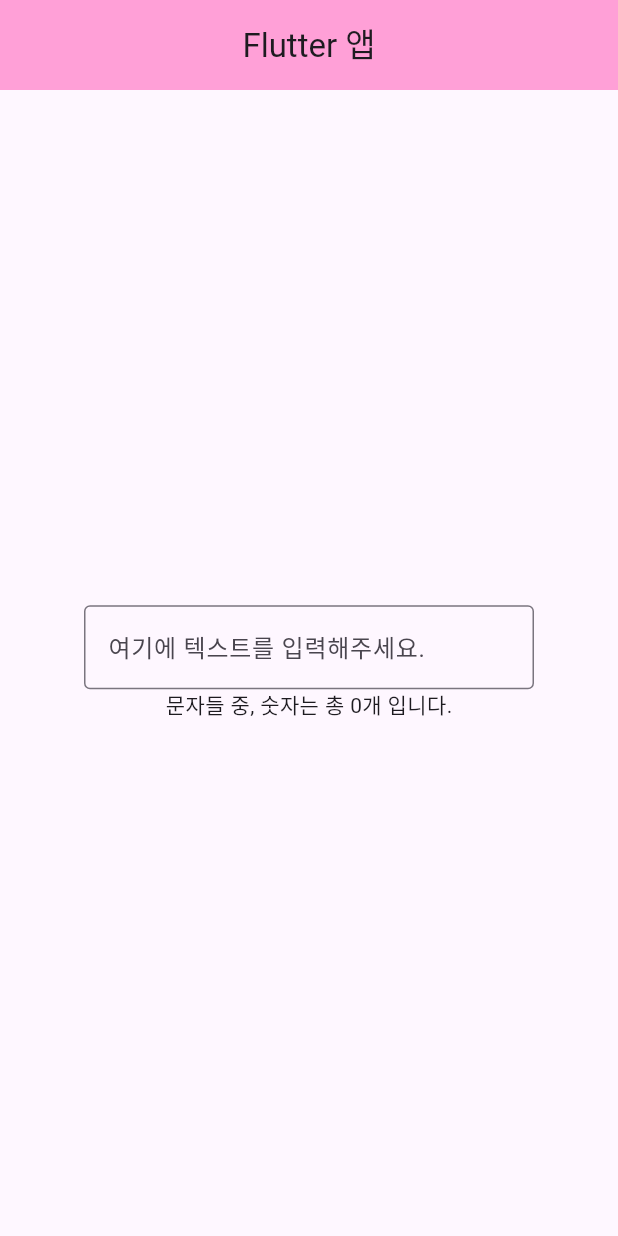
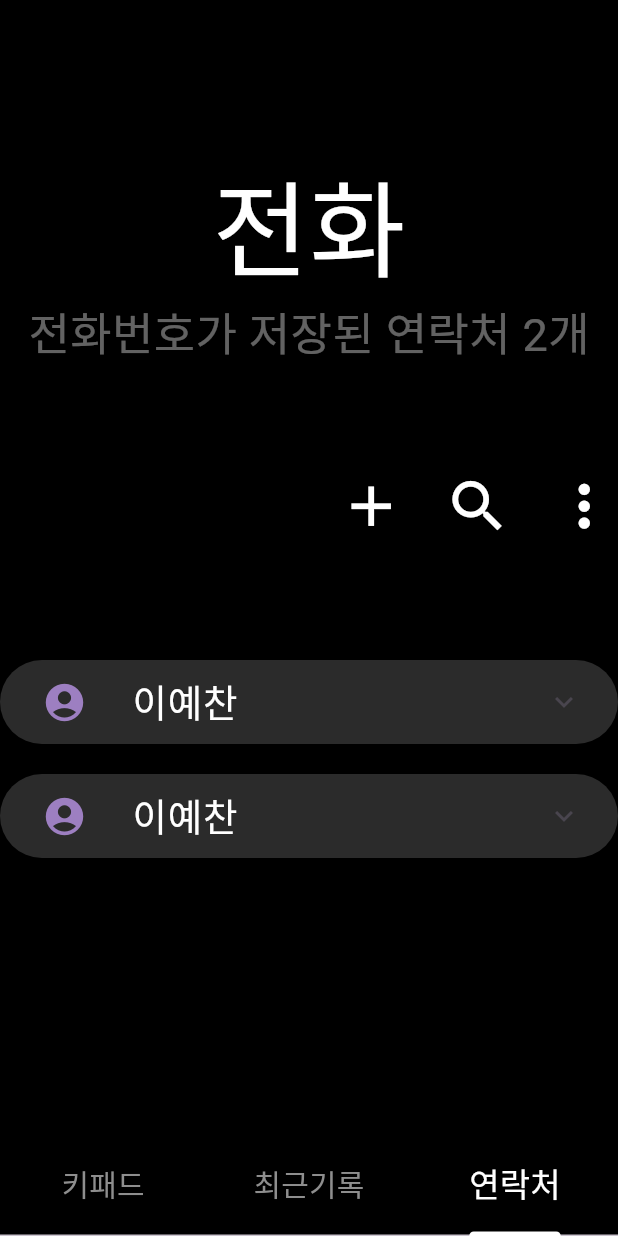
Before and after one commit to kimhouyoung/Flutter-Project, a Flutter app: the screen it shows after launch, on a phone screen of 412 x 824 dp. Run offline on Flutter 3.47's test engine with Material 3 defaults, Android fonts, the phone set to English and light mode, and no system bars; missing offline and left inert: assignment2; statements that could not run were skipped.

Commit message:
assignment2
toggle기능 만들기

```diff
--- /dev/null
+++ b/lib/button/toggle_button.dart
@@ -0,0 +1,81 @@
+import 'package:assignment2/icons/info.dart';
+import 'package:assignment2/icons/video.dart';
+import 'package:assignment2/icons/chat.dart';
+import 'package:assignment2/icons/tell.dart';
+import 'package:flutter/material.dart';
+
+typedef OnInitCallback = void Function(ExpansionTileController);
+typedef OnUpdateCallback = void Function(ExpansionTileController);
+class TogButton extends StatelessWidget {
+  final OnInitCallback _onInit;
+  final ExpansionTileController _controller = ExpansionTileController();
+  final OnUpdateCallback _onUpdate;
+
+   TogButton({
+    super.key,
+    required OnInitCallback onInit,
+    required OnUpdateCallback onUpdate
+  }) :
+      this._onInit = onInit,
+      this._onUpdate = onUpdate;
+
+  @override
+  Widget build(BuildContext context) {
+    this._onInit(this._controller);
+    return SizedBox(
+      width: 440,
+      child: Padding(
+        padding: EdgeInsets.symmetric(vertical: 10),
+        child: ExpansionTile(
+          controller: _controller,
+          backgroundColor: Color.fromARGB(255, 43, 43, 43),
+          childrenPadding: EdgeInsets.all(20),
+          collapsedBackgroundColor: Color.fromARGB(255, 43, 43, 43),
+          collapsedShape: RoundedRectangleBorder(
+            borderRadius: BorderRadius.circular(100),
+          ),
+          onExpansionChanged: (isExpand) {
+            if(isExpand) {
+              this._onUpdate(this._controller);
+            }
+          },
+          shape: RoundedRectangleBorder(
+            borderRadius: BorderRadius.circular(40),
+          ),
+          title: SingleChildScrollView(
+            child: Row(
+              children: [
+                SizedBox(width: 12),
+                Icon(
+                  Icons.account_circle_sharp,
+                  size: 30,
+                  color: Color.fromARGB(255, 157, 127, 193),
+                ),
+                SizedBox(width: 30),
+                Text(
+                    '이예찬', style: TextStyle(color: Colors.white, fontSize: 25)),
+              ],
+            ),
+          ),
+          children: [
+            Row(
+              children: [
+                Padding(padding: EdgeInsets.symmetric(horizontal: 15)),
+                Text(
+                  '전화번호 1661-4523',
+                  style: TextStyle(color: Colors.white, fontSize: 20),
+                ),
+              ],
+            ),
+            SizedBox(height: 20),
+            Row(
+              mainAxisAlignment: MainAxisAlignment.center,
+              spacing: 20,
+              children: [tell(), chat(), video(), info()],
+            ),
+          ],
+        ),
+      ),
+    );
+  }
+}
--- a/lib/main.dart
+++ b/lib/main.dart
@@ -1,103 +1,73 @@
+import 'package:assignment2/recent.dart';
+import 'package:assignment2/telephone.dart';
+import 'package:assignment2/telephone.dart';
 import 'package:flutter/material.dart';
+
+import 'telephone.dart';
 
 void main() {
   runApp(const MyApp());
+  WidgetsFlutterBinding.ensureInitialized();
 }
 
 class MyApp extends StatelessWidget {
   const MyApp({super.key});
-
   @override
   Widget build(BuildContext context) {
     return MaterialApp(
+      title: 'Flutter Demo',
       debugShowCheckedModeBanner: false,
-      title: 'Flutter Demo',
       theme: ThemeData(
         colorScheme: ColorScheme.fromSeed(seedColor: Colors.deepPurple),
+        splashColor: Colors.transparent,
+        highlightColor: Colors.transparent
       ),
-      home: Scaffold(
-        appBar: AppBar(
-          title: Text('Flutter 앱'),
-          centerTitle: true,
-          backgroundColor: Color.fromARGB(150, 255, 99, 187),
-          toolbarHeight: 60,
-        ),
-        body: CounterWidget(),
-      ),
+      home: DefaultTabController(
+        initialIndex: 2,
+        length: 3,
+        child: SafeArea(
+          child: Scaffold(
+            backgroundColor: Colors.black,
+            body: Column(
+              children: [
+                Expanded(
+                  child: TabBarView(
+                    children: [
+                      Center(child: Text('키패드', style: TextStyle(color: Colors.red, fontSize: 100))),
+                      SingleChildScrollView(
+                        child: Recent(),
+                      ),
+                      SingleChildScrollView(
+                        child: Telephone(),
+                      )
+                    ]
+                  ),
+                ),
+                SizedBox(
+                    height: 70,
+                    child: const TabBar(
+                      tabs: [
+                        Tab(text: '키패드'),
+                        Tab(text: '최근기록'),
+                        Tab(text: '연락처'),
+                      ],
+                      labelColor: Colors.white,
+                      labelStyle: TextStyle(
+                          fontSize: 22
+                      ),
+                      unselectedLabelColor: Color.fromARGB(240, 151, 151, 151),
+                      unselectedLabelStyle: TextStyle(
+                          fontSize: 20
+                      ),
+                      indicatorColor: Colors.white,
+                      indicatorWeight: 1,
+                    )
+                )
+              ]
+            )
+          )
+        )
+      )
     );
   }
 }
-
-
-class CounterWidget extends StatefulWidget {
-  const CounterWidget({super.key});
-
-  @override
-  State<StatefulWidget> createState() {
-    return _CounterState();
-  }
-
-}
-
-class _CounterState extends State<CounterWidget> {
-  int _count = 0;
-
-  @override
-  void initState() {
-    super.initState();
-  }
-  void _listenTextEditor() {
-
-     //
-    print('$this._controller.text');
-  }
-
-  @override
-  Widget build(BuildContext context) {
-    return Center(
-      child: Column(
-        mainAxisAlignment: MainAxisAlignment.center,
-        children: [
-          SizedBox(
-            width: 300,
-            child: TextField(
-              onChanged: (text) {
-                setState(() {
-                  _count = text.replaceAll(RegExp(r'[^0-9]'), '').length;
-                });
-              },
-              decoration: InputDecoration(
-                border: OutlineInputBorder(),
-                  labelText: '여기에 텍스트를 입력해주세요.'
-                ),
-              ),
-            ),
-          Text('문자들 중, 숫자는 총 $_count개 입니다.')
-          // Text('$_count', style: TextStyle(fontSize: 40),),
-          // FloatingActionButton(
-          //   onPressed: () => _updateCount(_count + 1),
-          //   backgroundColor: Colors.green,
-          //   child: Icon(Icons.plus_one),
-          // ),
-          // FloatingActionButton(
-          //   onPressed: () => _updateCount(_count - 1),
-          //   backgroundColor: Colors.red,
-          //   child: Icon(Icons.exposure_minus_1),
-          // ),
-          // FloatingActionButton(
-          //   onPressed: () => _updateCount(0),
-          //   backgroundColor: Colors.grey,
-          //   child: Icon(Icons.refresh),
-          // )
-        ],
-      ),
-    );
-  }
-  // void _updateCount(int count) {
-  //   setState(() {
-  //     this._count = count;
-  //   });
-  // }
-
-
-}
--- /dev/null
+++ b/lib/telephone.dart
@@ -0,0 +1,81 @@
+import 'package:assignment2/button/toggle_button.dart';
+import 'package:flutter/material.dart';
+
+import 'button/toggle_button.dart';
+
+class Telephone extends StatefulWidget {
+  const Telephone({super.key});
+
+  @override
+  State<Telephone> createState() => Tel();
+}
+
+class Tel extends State<Telephone> {
+   late List<ExpansionTileController> _controllers;
+   static final int maximumRecent = 2;
+
+   @override
+  void initState() {
+    // TODO: implement initState
+    super.initState();
+    this._controllers = [];
+  }
+
+  @override
+  Widget build(BuildContext context) {
+    return SizedBox(
+      width: 600,
+      height: 1000,
+      child: ColoredBox(
+        color: Colors.black,
+        child: Padding(
+          padding: EdgeInsets.symmetric(vertical: 100),
+          child: Column(
+            children: [
+              Text('전화', style: TextStyle(color: Colors.white, fontSize: 70)),
+              Text(
+                '전화번호가 저장된 연락처 ${maximumRecent}개',
+                style: TextStyle(color: Colors.white38, fontSize: 30),
+              ),
+              Padding(
+                padding: EdgeInsets.symmetric(vertical: 70),
+                child: Row(
+                  mainAxisAlignment: MainAxisAlignment.end,
+                  children: [
+                    Icon(Icons.add, size: 45, color: Colors.white),
+                    Padding(padding: EdgeInsets.symmetric(horizontal: 13)),
+                    Icon(Icons.search, size: 45, color: Colors.white),
+                    Padding(padding: EdgeInsets.symmetric(horizontal: 13)),
+                    Icon(Icons.more_vert, size: 45, color: Colors.white),
+                  ],
+                ),
+              ),
+              Column(
+                children: [
+                  for (int c = 1; c <= maximumRecent; c++)
+                    TogButton(
+                        onInit: (controller) {
+                          this._controllers.add(controller);
+                        },
+                        onUpdate: (controller) {
+                          int a = _controllers.length;
+                          for(int i = 0; i < a; i++) {
+                            var _con = this._controllers[i];
+                            if(_con != controller) {
+                              if(_con.isExpanded) {
+                                _con.collapse();
+                                break;
+                              }
+                            }
+                          }
+                        },
+                    )
+                ],
+              )
+            ],
+          ),
+        ),
+      ),
+    );
+  }
+}
```
Also changed, not shown: lib/button/recent_toggle_button.dart (added, +87 -0 lines), lib/icons/chat.dart (added, +23 -0 lines), lib/icons/info.dart (added, +23 -0 lines), lib/icons/tell.dart (added, +23 -0 lines), lib/icons/video.dart (added, +23 -0 lines), lib/recent.dart (added, +74 -0 lines), lib/widget/icon_widget.dart (added, +62 -0 lines).
